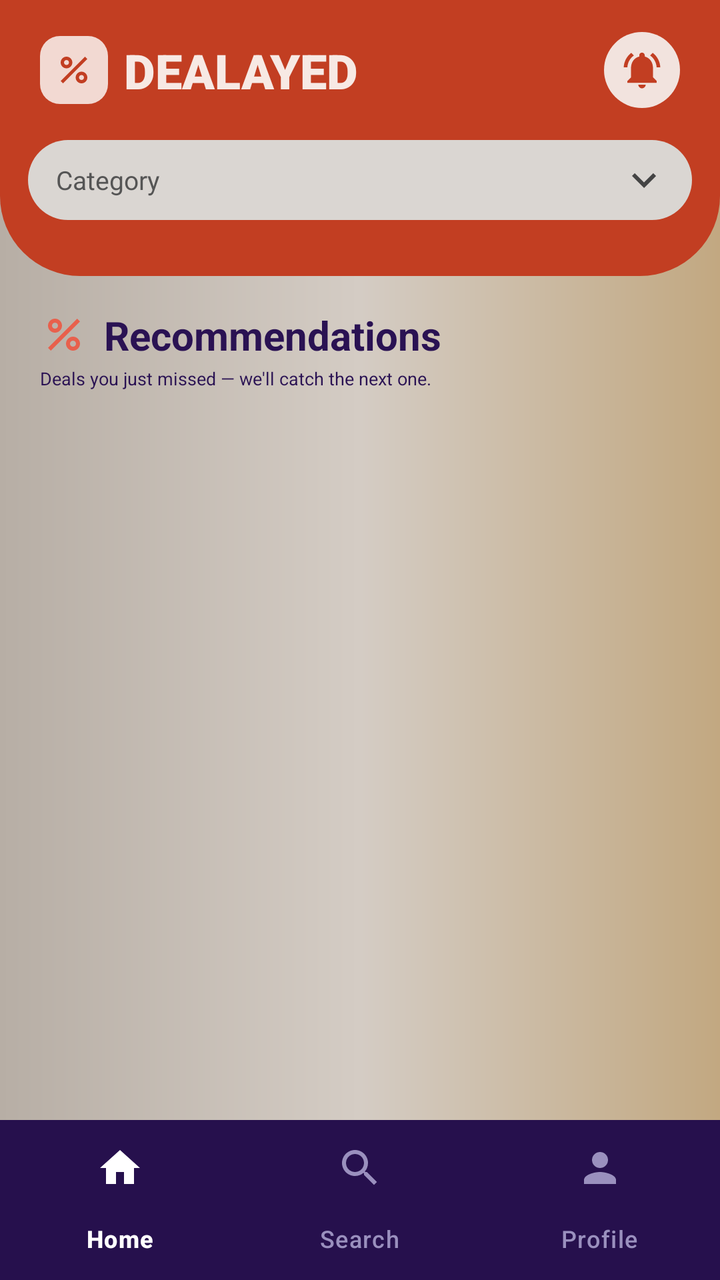
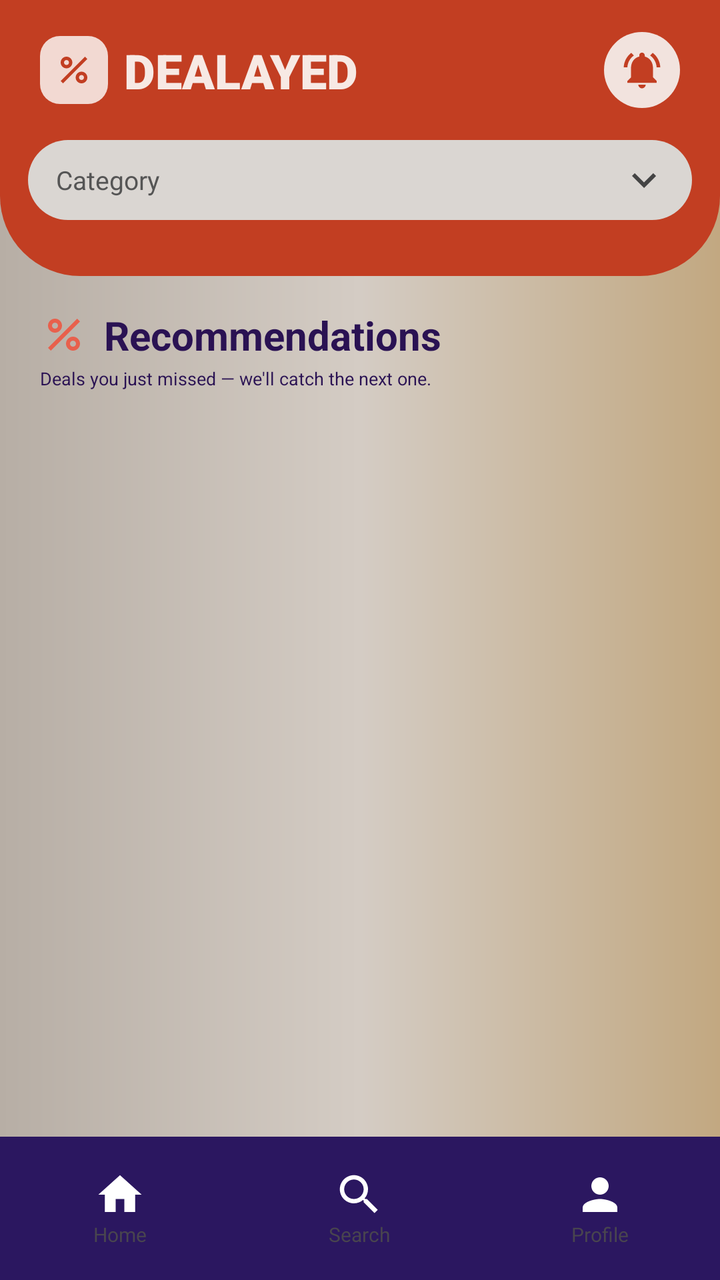

The first picture is an Android layout as it rendered before a commit; the second is the same layout after the commit. The layout source and the unified diff follow.
<!-- AndroidManifest.xml: application theme Theme.Dealayed -->
<!-- res/layout/activity_search.xml -->
<?xml version="1.0" encoding="utf-8"?>
<androidx.constraintlayout.widget.ConstraintLayout
    xmlns:android="http://schemas.android.com/apk/res/android"
    xmlns:app="http://schemas.android.com/apk/res-auto"
    android:id="@+id/main"
    android:layout_width="match_parent"
    android:layout_height="match_parent"
    android:background="@drawable/bg_screen">

    
    <View
        android:id="@+id/headerBg"
        android:layout_width="0dp" android:layout_height="0dp"
        android:background="@drawable/bg_header"
        app:layout_constraintTop_toTopOf="parent"
        app:layout_constraintStart_toStartOf="parent"
        app:layout_constraintEnd_toEndOf="parent"
        app:layout_constraintBottom_toBottomOf="@id/headerBottomSpace"/>

    <Space android:id="@+id/statusBarSpace"
        android:layout_width="match_parent" android:layout_height="0dp"
        app:layout_constraintTop_toTopOf="parent"/>

    
    <FrameLayout
        android:id="@+id/logoBox"
        android:layout_width="34dp" android:layout_height="34dp"
        android:layout_marginStart="20dp" android:layout_marginTop="18dp"
        android:background="@drawable/bg_logo"
        app:layout_constraintTop_toBottomOf="@id/statusBarSpace"
        app:layout_constraintStart_toStartOf="parent">
        <ImageView
            android:layout_width="20dp" android:layout_height="20dp"
            android:layout_gravity="center"
            android:src="@drawable/ic_percent"
            app:tint="@color/brand_red"/>
    </FrameLayout>

    <TextView
        android:id="@+id/tvTitle"
        android:layout_width="wrap_content" android:layout_height="wrap_content"
        android:layout_marginStart="8dp"
        android:text="DEALAYED"
        android:textColor="#F7E9E4" android:textSize="24sp"
        android:fontFamily="sans-serif-black"
        app:layout_constraintTop_toTopOf="@id/logoBox"
        app:layout_constraintBottom_toBottomOf="@id/logoBox"
        app:layout_constraintStart_toEndOf="@id/logoBox"/>

    <FrameLayout
        android:id="@+id/btnBell"
        android:layout_width="38dp" android:layout_height="38dp"
        android:layout_marginEnd="20dp"
        android:background="@drawable/bg_bell_button"
        app:layout_constraintTop_toTopOf="@id/logoBox"
        app:layout_constraintBottom_toBottomOf="@id/logoBox"
        app:layout_constraintEnd_toEndOf="parent">
        <ImageView
            android:layout_width="22dp" android:layout_height="22dp"
            android:layout_gravity="center"
            android:src="@drawable/ic_bell"
            app:tint="@color/brand_red"/>
    </FrameLayout>

    
    <LinearLayout
        android:id="@+id/categorySelector"
        android:layout_width="0dp" android:layout_height="40dp"
        android:layout_marginStart="14dp" android:layout_marginEnd="14dp"
        android:layout_marginTop="18dp"
        android:background="@drawable/bg_selector"
        android:gravity="center_vertical"
        android:orientation="horizontal"
        android:paddingStart="14dp" android:paddingEnd="12dp"
        app:layout_constraintTop_toBottomOf="@id/logoBox"
        app:layout_constraintStart_toStartOf="parent"
        app:layout_constraintEnd_toEndOf="parent">
        <TextView
            android:id="@+id/tvSelectedCategory"
            android:layout_width="0dp" android:layout_height="wrap_content"
            android:layout_weight="1"
            android:text="Category" android:textSize="13sp"
            android:textColor="#555555"/>
        <ImageView
            android:id="@+id/ivArrow"
            android:layout_width="24dp" android:layout_height="24dp"
            android:src="@drawable/ic_arrow_down"
            app:tint="#444444"/>
    </LinearLayout>

    <Space android:id="@+id/headerBottomSpace"
        android:layout_width="match_parent" android:layout_height="28dp"
        app:layout_constraintTop_toBottomOf="@id/categorySelector"/>

    
    <LinearLayout
        android:id="@+id/recHeader"
        android:layout_width="wrap_content" android:layout_height="wrap_content"
        android:layout_marginStart="20dp" android:layout_marginTop="16dp"
        android:orientation="vertical"
        app:layout_constraintTop_toBottomOf="@id/headerBottomSpace"
        app:layout_constraintStart_toStartOf="parent">
        <TextView
            android:layout_width="wrap_content" android:layout_height="wrap_content"
            android:drawableStart="@drawable/ic_percent"
            android:drawableTint="#E8604C"
            android:drawablePadding="8dp"
            android:gravity="center_vertical"
            android:text="Recommendations"
            android:textColor="@color/navy" android:textSize="20sp"
            android:textStyle="bold"/>
        <TextView
            android:layout_width="wrap_content" android:layout_height="wrap_content"
            android:layout_marginTop="2dp"
            android:text="Deals you just missed — we'll catch the next one."
            android:textColor="@color/navy" android:textSize="9sp"/>
    </LinearLayout>

    
    <TextView
        android:id="@+id/tvEmptyInfo"
        android:layout_width="wrap_content" android:layout_height="wrap_content"
        android:layout_marginStart="20dp" android:layout_marginTop="14dp"
        android:drawableStart="@drawable/ic_sparkle"
        android:drawablePadding="6dp"
        android:gravity="center_vertical"
        android:text="0 results available. 0 you missed."
        android:textColor="@color/navy" android:textSize="10sp"
        android:visibility="gone"
        app:layout_constraintTop_toBottomOf="@id/headerBottomSpace"
        app:layout_constraintStart_toStartOf="parent"/>

    <androidx.recyclerview.widget.RecyclerView
        android:id="@+id/rvDeals"
        android:layout_width="0dp" android:layout_height="0dp"
        android:layout_marginTop="10dp"
        android:clipToPadding="false"
        android:paddingBottom="12dp"
        app:layout_constraintTop_toBottomOf="@id/recHeader"
        app:layout_constraintBottom_toTopOf="@id/bottomNav"
        app:layout_constraintStart_toStartOf="parent"
        app:layout_constraintEnd_toEndOf="parent"/>

    <TextView
        android:id="@+id/emptyEmoji"
        android:layout_width="wrap_content" android:layout_height="wrap_content"
        android:text="😂" android:textSize="40sp"
        android:visibility="gone"
        app:layout_constraintTop_toBottomOf="@id/headerBottomSpace"
        app:layout_constraintBottom_toTopOf="@id/bottomNav"
        app:layout_constraintStart_toStartOf="parent"
        app:layout_constraintEnd_toEndOf="parent"/>

    <com.google.android.material.bottomnavigation.BottomNavigationView
        android:id="@+id/bottomNav"
        android:layout_width="0dp" android:layout_height="wrap_content"
        app:backgroundTint="@color/nav_purple"
        app:itemIconTint="@color/nav_item_color"
        app:itemTextColor="@color/nav_item_color"
        app:itemActiveIndicatorStyle="@style/NavIndicator"
        app:labelVisibilityMode="labeled"
        app:menu="@menu/bottom_nav_menu"
        app:layout_constraintBottom_toBottomOf="parent"
        app:layout_constraintStart_toStartOf="parent"
        app:layout_constraintEnd_toEndOf="parent"/>

    
    <LinearLayout
        android:id="@+id/dropdownPanel"
        android:layout_width="0dp" android:layout_height="wrap_content"
        android:layout_marginTop="4dp"
        android:background="@drawable/bg_dropdown"
        android:elevation="12dp"
        android:orientation="vertical"
        android:paddingStart="16dp" android:paddingEnd="16dp"
        android:paddingTop="8dp" android:paddingBottom="8dp"
        android:visibility="gone"
        app:layout_constraintTop_toBottomOf="@id/categorySelector"
        app:layout_constraintStart_toStartOf="@id/categorySelector"
        app:layout_constraintEnd_toEndOf="@id/categorySelector"/>
</androidx.constraintlayout.widget.ConstraintLayout>
<!-- resources referenced by this layout -->
<resources>
  <color name="brand_red">#C23E22</color>
  <color name="nav_purple">#26104D</color>
  <color name="navy">#2A1253</color>
  <!-- drawable bg_bell_button (drawable) -->
  <shape xmlns:android="http://schemas.android.com/apk/res/android" android:shape="oval">
      <solid android:color="#F2E3DE"/>
  </shape>
  <!-- drawable bg_dropdown (drawable) -->
  <shape xmlns:android="http://schemas.android.com/apk/res/android">
      <solid android:color="#D6D6D6"/>
      <corners android:radius="18dp"/>
  </shape>
  <!-- drawable bg_header (drawable) -->
  <?xml version="1.0" encoding="utf-8"?>
  <shape xmlns:android="http://schemas.android.com/apk/res/android">
      <solid android:color="@color/brand_red"/>
      <corners android:bottomLeftRadius="40dp" android:bottomRightRadius="40dp"/>
  </shape>
  <!-- drawable bg_logo (drawable) -->
  <shape xmlns:android="http://schemas.android.com/apk/res/android">
      <solid android:color="#F2D9D2"/>
      <corners android:radius="10dp"/>
  </shape>
  <!-- drawable bg_screen (drawable) -->
  <shape xmlns:android="http://schemas.android.com/apk/res/android">
      <gradient android:type="linear" android:angle="0"
          android:startColor="#B7AEA5" android:centerColor="#D4CCC4" android:endColor="#C2A881"/>
  </shape>
  <!-- drawable bg_selector (drawable) -->
  <shape xmlns:android="http://schemas.android.com/apk/res/android">
      <solid android:color="#DAD6D2"/>
      <corners android:radius="22dp"/>
  </shape>
  <!-- drawable ic_arrow_down (drawable) -->
  <vector xmlns:android="http://schemas.android.com/apk/res/android" android:height="24dp" android:tint="#000000" android:viewportHeight="24" android:viewportWidth="24" android:width="24dp">
        
      <path android:fillColor="@android:color/white" android:pathData="M7.41,8.59L12,13.17l4.59,-4.58L18,10l-6,6 -6,-6 1.41,-1.41z"/>
      
  </vector>
  <!-- drawable ic_sparkle (drawable) -->
  <vector xmlns:android="http://schemas.android.com/apk/res/android" android:height="24dp" android:tint="#000000" android:viewportHeight="24" android:viewportWidth="24" android:width="24dp">
        
      <path android:fillColor="@android:color/white" android:pathData="M19,9l1.25,-2.75L23,5l-2.75,-1.25L19,1l-1.25,2.75L15,5l2.75,1.25L19,9zM11.5,9.5L9,4 6.5,9.5 1,12l5.5,2.5L9,20l2.5,-5.5L17,12l-5.5,-2.5zM19,15l-1.25,2.75L15,19l2.75,1.25L19,23l1.25,-2.75L23,19l-2.75,-1.25L19,15z"/>
      
  </vector>
  <style name="NavIndicator" parent="Widget.Material3.BottomNavigationView.ActiveIndicator">
          <item name="android:color">@color/nav_active</item>
          <item name="android:width">64dp</item>
          <item name="android:height">36dp</item>
      </style>
  <style name="Theme.Dealayed" parent="Base.Theme.Dealayed" />
  <color name="nav_active">#D8452B</color>
  <style name="Base.Theme.Dealayed" parent="Theme.Material3.DayNight.NoActionBar">
          
          
      </style>
  <!-- unchanged entries left out for length: 2 -->
</resources>

<!-- the commit's change to res/layout/activity_search.xml (unified diff, before → after) -->
@@ -151,15 +151,12 @@
         app:layout_constraintStart_toStartOf="parent"
         app:layout_constraintEnd_toEndOf="parent"/>
 
-    <com.google.android.material.bottomnavigation.BottomNavigationView
-        android:id="@+id/bottomNav"
-        android:layout_width="0dp" android:layout_height="wrap_content"
-        app:backgroundTint="@color/nav_purple"
-        app:itemIconTint="@color/nav_item_color"
-        app:itemTextColor="@color/nav_item_color"
-        app:itemActiveIndicatorStyle="@style/NavIndicator"
-        app:labelVisibilityMode="labeled"
-        app:menu="@menu/bottom_nav_menu"
+
+
+    <include
+        layout="@layout/view_bottom_nav"
+        android:layout_width="match_parent"
+        android:layout_height="wrap_content"
         app:layout_constraintBottom_toBottomOf="parent"
         app:layout_constraintStart_toStartOf="parent"
         app:layout_constraintEnd_toEndOf="parent"/>
@@ -179,3 +176,126 @@
         app:layout_constraintStart_toStartOf="@id/categorySelector"
         app:layout_constraintEnd_toEndOf="@id/categorySelector"/>
 </androidx.constraintlayout.widget.ConstraintLayout>
+<!-- res/layout/view_bottom_nav.xml (included above) -->
+<?xml version="1.0" encoding="utf-8"?>
+<LinearLayout xmlns:android="http://schemas.android.com/apk/res/android"
+    android:id="@+id/bottomNav"
+    android:layout_width="match_parent"
+    android:layout_height="wrap_content"
+    android:background="@color/purple"
+    android:orientation="horizontal"
+    android:paddingTop="8dp"
+    android:paddingBottom="8dp">
+
+    
+    <LinearLayout
+        android:id="@+id/navHome"
+        android:layout_width="0dp"
+        android:layout_height="wrap_content"
+        android:layout_weight="1"
+        android:clickable="true"
+        android:focusable="true"
+        android:gravity="center">
+
+        <LinearLayout
+            android:id="@+id/navHomePill"
+            android:layout_width="wrap_content"
+            android:layout_height="wrap_content"
+            android:gravity="center"
+            android:orientation="vertical"
+            android:paddingStart="30dp"
+            android:paddingEnd="30dp"
+            android:paddingTop="8dp"
+            android:paddingBottom="8dp">
+
+            <ImageView
+                android:id="@+id/navHomeIcon"
+                android:layout_width="26dp"
+                android:layout_height="26dp"
+                android:src="@drawable/ic_home" />
+
+            <TextView
+                android:id="@+id/navHomeLabel"
+                android:layout_width="wrap_content"
+                android:layout_height="wrap_content"
+                android:fontFamily="@font/lexend"
+                android:text="Home"
+                android:textSize="10sp" />
+        </LinearLayout>
+    </LinearLayout>
+
+    
+    <LinearLayout
+        android:id="@+id/navSearch"
+        android:layout_width="0dp"
+        android:layout_height="wrap_content"
+        android:layout_weight="1"
+        android:clickable="true"
+        android:focusable="true"
+        android:gravity="center">
+
+        <LinearLayout
+            android:id="@+id/navSearchPill"
+            android:layout_width="wrap_content"
+            android:layout_height="wrap_content"
+            android:gravity="center"
+            android:orientation="vertical"
+            android:paddingStart="30dp"
+            android:paddingEnd="30dp"
+            android:paddingTop="8dp"
+            android:paddingBottom="8dp">
+
+            <ImageView
+                android:id="@+id/navSearchIcon"
+                android:layout_width="26dp"
+                android:layout_height="26dp"
+                android:src="@drawable/ic_search" />
+
+            <TextView
+                android:id="@+id/navSearchLabel"
+                android:layout_width="wrap_content"
+                android:layout_height="wrap_content"
+                android:fontFamily="@font/lexend"
+                android:text="Search"
+                android:textSize="10sp" />
+        </LinearLayout>
+    </LinearLayout>
+
+    
+    <LinearLayout
+        android:id="@+id/navProfile"
+        android:layout_width="0dp"
+        android:layout_height="wrap_content"
+        android:layout_weight="1"
+        android:clickable="true"
+        android:focusable="true"
+        android:gravity="center">
+
+        <LinearLayout
+            android:id="@+id/navProfilePill"
+            android:layout_width="wrap_content"
+            android:layout_height="wrap_content"
+            android:gravity="center"
+            android:orientation="vertical"
+            android:paddingStart="30dp"
+            android:paddingEnd="30dp"
+            android:paddingTop="8dp"
+            android:paddingBottom="8dp">
+
+            <ImageView
+                android:id="@+id/navProfileIcon"
+                android:layout_width="26dp"
+                android:layout_height="26dp"
+                android:src="@drawable/ic_person" />
+
+            <TextView
+                android:id="@+id/navProfileLabel"
+                android:layout_width="wrap_content"
+                android:layout_height="wrap_content"
+                android:fontFamily="@font/lexend"
+                android:text="Profile"
+                android:textSize="10sp" />
+        </LinearLayout>
+    </LinearLayout>
+
+</LinearLayout>
<!-- resource entries referenced after the edit -->
@@ -1,8 +1,8 @@
 <!-- resources referenced by this layout -->
 <resources>
   <color name="brand_red">#C23E22</color>
-  <color name="nav_purple">#26104D</color>
   <color name="navy">#2A1253</color>
+  <color name="purple">#2B1760</color>
   <!-- drawable bg_bell_button (drawable) -->
   <shape xmlns:android="http://schemas.android.com/apk/res/android" android:shape="oval">
       <solid android:color="#F2E3DE"/>
@@ -39,19 +39,46 @@
       <path android:fillColor="@android:color/white" android:pathData="M7.41,8.59L12,13.17l4.59,-4.58L18,10l-6,6 -6,-6 1.41,-1.41z"/>
       
   </vector>
+  <!-- drawable ic_home (drawable) -->
+  <?xml version="1.0" encoding="utf-8"?>
+  <vector xmlns:android="http://schemas.android.com/apk/res/android"
+      android:width="24dp"
+      android:height="24dp"
+      android:viewportWidth="24"
+      android:viewportHeight="24">
+      <path
+          android:fillColor="#FFFFFF"
+          android:pathData="M10,20v-6h4v6h5v-8h3L12,3 2,12h3v8z" />
+  </vector>
+  <!-- drawable ic_person (drawable) -->
+  <?xml version="1.0" encoding="utf-8"?>
+  <vector xmlns:android="http://schemas.android.com/apk/res/android"
+      android:width="24dp"
+      android:height="24dp"
+      android:viewportWidth="24"
+      android:viewportHeight="24">
+      <path
+          android:fillColor="#FFFFFF"
+          android:pathData="M12,12c2.21,0 4,-1.79 4,-4s-1.79,-4 -4,-4 -4,1.79 -4,4 1.79,4 4,4zM12,14c-2.67,0 -8,1.34 -8,4v2h16v-2c0,-2.66 -5.33,-4 -8,-4z" />
+  </vector>
+  <!-- drawable ic_search (drawable) -->
+  <?xml version="1.0" encoding="utf-8"?>
+  <vector xmlns:android="http://schemas.android.com/apk/res/android"
+      android:width="24dp"
+      android:height="24dp"
+      android:viewportWidth="24"
+      android:viewportHeight="24">
+      <path
+          android:fillColor="#FFFFFF"
+          android:pathData="M15.5,14h-0.79l-0.28,-0.27C15.41,12.59 16,11.11 16,9.5 16,5.91 13.09,3 9.5,3S3,5.91 3,9.5 5.91,16 9.5,16c1.61,0 3.09,-0.59 4.23,-1.57l0.27,0.28v0.79l5,4.99L20.49,19l-4.99,-5zM9.5,14C7.01,14 5,11.99 5,9.5S7.01,5 9.5,5 14,7.01 14,9.5 11.99,14 9.5,14z" />
+  </vector>
   <!-- drawable ic_sparkle (drawable) -->
   <vector xmlns:android="http://schemas.android.com/apk/res/android" android:height="24dp" android:tint="#000000" android:viewportHeight="24" android:viewportWidth="24" android:width="24dp">
         
       <path android:fillColor="@android:color/white" android:pathData="M19,9l1.25,-2.75L23,5l-2.75,-1.25L19,1l-1.25,2.75L15,5l2.75,1.25L19,9zM11.5,9.5L9,4 6.5,9.5 1,12l5.5,2.5L9,20l2.5,-5.5L17,12l-5.5,-2.5zM19,15l-1.25,2.75L15,19l2.75,1.25L19,23l1.25,-2.75L23,19l-2.75,-1.25L19,15z"/>
       
   </vector>
-  <style name="NavIndicator" parent="Widget.Material3.BottomNavigationView.ActiveIndicator">
-          <item name="android:color">@color/nav_active</item>
-          <item name="android:width">64dp</item>
-          <item name="android:height">36dp</item>
-      </style>
   <style name="Theme.Dealayed" parent="Base.Theme.Dealayed" />
-  <color name="nav_active">#D8452B</color>
   <style name="Base.Theme.Dealayed" parent="Theme.Material3.DayNight.NoActionBar">
           
           
